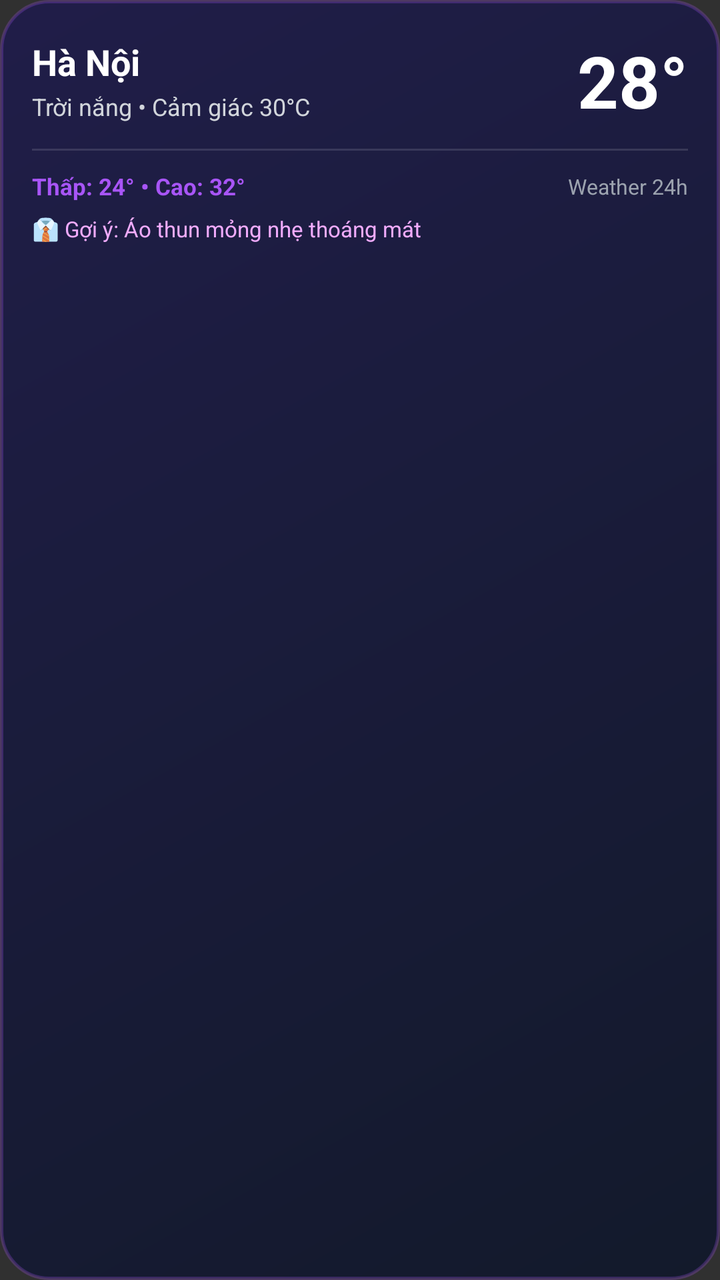
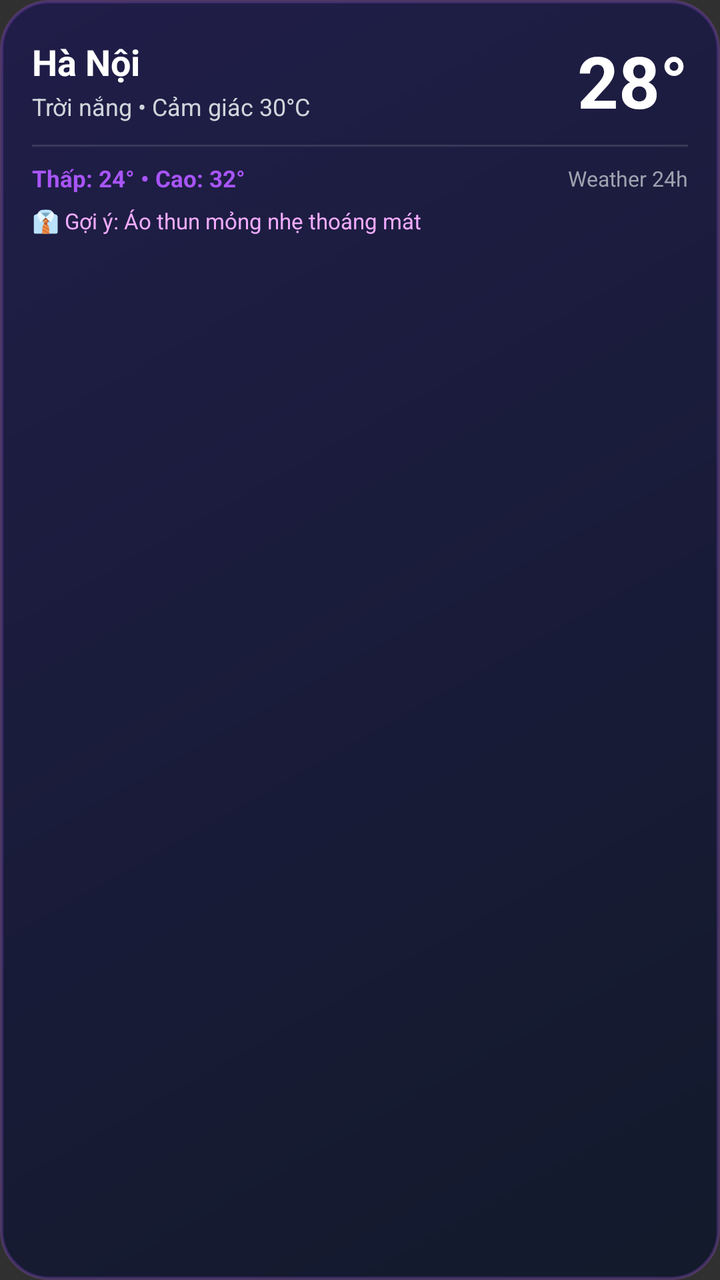

Compare the two renders of this Android layout. The source of the first and the diff that turns it into the second are given below.
<!-- AndroidManifest.xml: application theme Theme.Weather24h -->
<!-- res/layout/weather_widget.xml -->
<?xml version="1.0" encoding="utf-8"?>
<LinearLayout xmlns:android="http://schemas.android.com/apk/res/android"
    android:id="@+id/widget_root"
    android:layout_width="match_parent"
    android:layout_height="match_parent"
    android:background="@drawable/widget_bg"
    android:orientation="vertical"
    android:padding="16dp">

    
    <LinearLayout
        android:layout_width="match_parent"
        android:layout_height="wrap_content"
        android:gravity="center_vertical"
        android:orientation="horizontal">

        <LinearLayout
            android:layout_width="0dp"
            android:layout_height="wrap_content"
            android:layout_weight="1"
            android:orientation="vertical">

            <TextView
                android:id="@+id/widget_city_name"
                android:layout_width="wrap_content"
                android:layout_height="wrap_content"
                android:text="Hà Nội"
                android:textColor="#FFFFFF"
                android:textSize="18sp"
                android:textStyle="bold" />

            <TextView
                android:id="@+id/widget_weather_desc"
                android:layout_width="wrap_content"
                android:layout_height="wrap_content"
                android:layout_marginTop="2dp"
                android:text="Trời nắng • Cảm giác 30°C"
                android:textColor="#D1D5DB"
                android:textSize="12sp" />
        </LinearLayout>

        <TextView
            android:id="@+id/widget_temp"
            android:layout_width="wrap_content"
            android:layout_height="wrap_content"
            android:text="28°"
            android:textColor="#FFFFFF"
            android:textSize="36sp"
            android:textStyle="bold" />
    </LinearLayout>

    <View
        android:layout_width="match_parent"
        android:layout_height="1dp"
        android:layout_marginVertical="10dp"
        android:background="#20FFFFFF" />

    
    <LinearLayout
        android:layout_width="match_parent"
        android:layout_height="wrap_content"
        android:gravity="center_vertical"
        android:orientation="horizontal">

        <TextView
            android:id="@+id/widget_range"
            android:layout_width="0dp"
            android:layout_height="wrap_content"
            android:layout_weight="1"
            android:text="Thấp: 24° • Cao: 32°"
            android:textColor="#A855F7"
            android:textSize="11.5sp"
            android:textStyle="bold" />

        <TextView
            android:id="@+id/widget_updated"
            android:layout_width="wrap_content"
            android:layout_height="wrap_content"
            android:text="Weather 24h"
            android:textColor="#9CA3AF"
            android:textSize="10.5sp" />
    </LinearLayout>

    <TextView
        android:id="@+id/widget_ai_tip"
        android:layout_width="match_parent"
        android:layout_height="wrap_content"
        android:layout_marginTop="6dp"
        android:ellipsize="end"
        android:maxLines="1"
        android:text="👔 Gợi ý: Áo thun mỏng nhẹ thoáng mát"
        android:textColor="#F0ABFC"
        android:textSize="11sp" />

</LinearLayout>
<!-- resources referenced by this layout -->
<resources>
  <!-- drawable widget_bg (drawable) -->
  <?xml version="1.0" encoding="utf-8"?>
  <shape xmlns:android="http://schemas.android.com/apk/res/android"
      android:shape="rectangle">
      <gradient
          android:angle="315"
          android:startColor="#E61E1B4B"
          android:endColor="#E60F172A" />
      <corners android:radius="24dp" />
      <stroke
          android:width="1.5dp"
          android:color="#40A855F7" />
  </shape>
  <style name="Theme.Weather24h" parent="android:Theme.Material.NoActionBar">
          <item name="android:statusBarColor">@android:color/transparent</item>
          <item name="android:navigationBarColor">#0F172A</item>
          <item name="android:windowLightStatusBar">false</item>
      </style>
</resources>

<!-- the commit's change to res/layout/weather_widget.xml (unified diff, before → after) -->
@@ -49,11 +49,13 @@
             android:textStyle="bold" />
     </LinearLayout>
 
-    <View
+    <ImageView
         android:layout_width="match_parent"
         android:layout_height="1dp"
-        android:layout_marginVertical="10dp"
-        android:background="#20FFFFFF" />
+        android:layout_marginTop="8dp"
+        android:layout_marginBottom="8dp"
+        android:background="#20FFFFFF"
+        android:contentDescription="@null" />
 
     
     <LinearLayout
